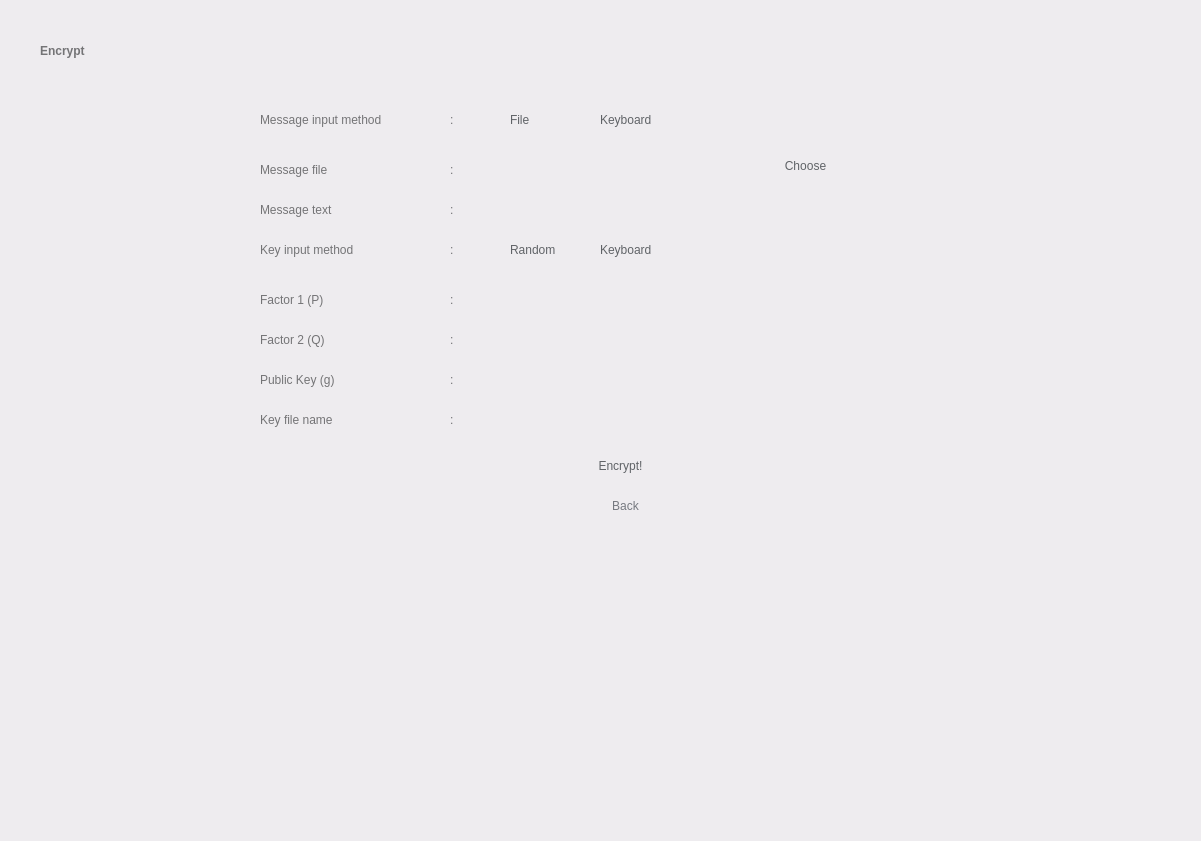
salsabiilashifa11/CryptoCalculator, file UI/Paillier/Paillier-encrypt.ui: the form before one commit.
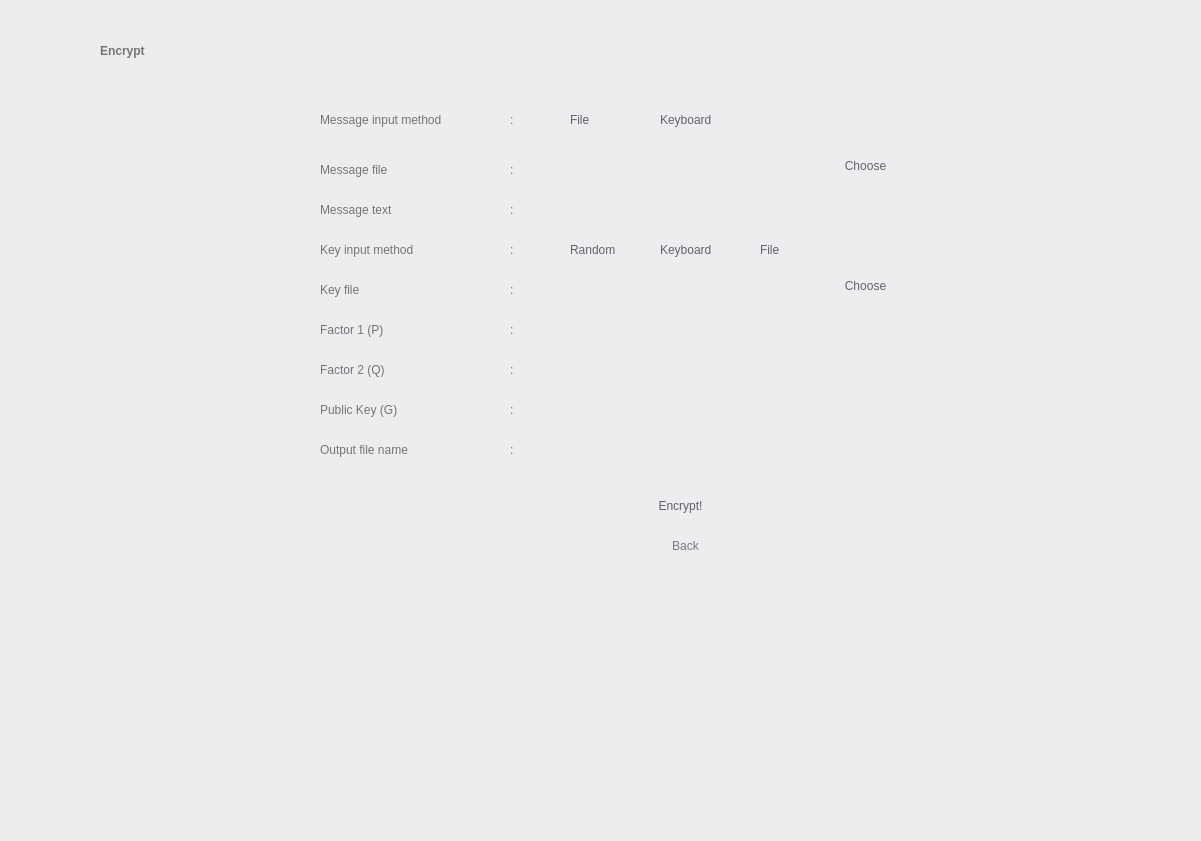
The form after the commit.

Commit message: add ui for paillier and rsa

The edit to the form file:
```diff
--- a/UI/Paillier/Paillier-encrypt.ui
+++ b/UI/Paillier/Paillier-encrypt.ui
@@ -33,7 +33,7 @@
    <widget class="QLabel" name="label">
     <property name="geometry">
      <rect>
-      <x>40</x>
+      <x>100</x>
       <y>30</y>
       <width>241</width>
       <height>41</height>
@@ -56,8 +56,8 @@
    <widget class="QPushButton" name="goButton">
     <property name="geometry">
      <rect>
-      <x>540</x>
-      <y>440</y>
+      <x>600</x>
+      <y>480</y>
       <width>161</width>
       <height>51</height>
      </rect>
@@ -75,7 +75,7 @@
    <widget class="QRadioButton" name="inputButton_1">
     <property name="geometry">
      <rect>
-      <x>490</x>
+      <x>550</x>
       <y>110</y>
       <width>61</width>
       <height>20</height>
@@ -101,7 +101,7 @@
    <widget class="QRadioButton" name="inputButton_2">
     <property name="geometry">
      <rect>
-      <x>580</x>
+      <x>640</x>
       <y>110</y>
       <width>101</width>
       <height>20</height>
@@ -124,7 +124,7 @@
    <widget class="QLineEdit" name="inputFileField">
     <property name="geometry">
      <rect>
-      <x>470</x>
+      <x>530</x>
       <y>150</y>
       <width>291</width>
       <height>31</height>
@@ -143,9 +143,9 @@
    <widget class="QLineEdit" name="stegoKeyField">
     <property name="geometry">
      <rect>
-      <x>470</x>
-      <y>280</y>
-      <width>201</width>
+      <x>530</x>
+      <y>310</y>
+      <width>291</width>
       <height>31</height>
      </rect>
     </property>
@@ -159,7 +159,7 @@
    <widget class="QLineEdit" name="inputKeyboardField">
     <property name="geometry">
      <rect>
-      <x>470</x>
+      <x>530</x>
       <y>190</y>
       <width>291</width>
       <height>31</height>
@@ -178,7 +178,7 @@
    <widget class="QPushButton" name="inputFileButton">
     <property name="geometry">
      <rect>
-      <x>770</x>
+      <x>830</x>
       <y>150</y>
       <width>71</width>
       <height>31</height>
@@ -197,7 +197,7 @@
    <widget class="QLabel" name="label_6">
     <property name="geometry">
      <rect>
-      <x>260</x>
+      <x>320</x>
       <y>110</y>
       <width>171</width>
       <height>20</height>
@@ -218,7 +218,7 @@
    <widget class="QLabel" name="label_7">
     <property name="geometry">
      <rect>
-      <x>260</x>
+      <x>320</x>
       <y>160</y>
       <width>171</width>
       <height>20</height>
@@ -239,7 +239,7 @@
    <widget class="QLabel" name="label_8">
     <property name="geometry">
      <rect>
-      <x>260</x>
+      <x>320</x>
       <y>200</y>
       <width>171</width>
       <height>20</height>
@@ -260,8 +260,8 @@
    <widget class="QLabel" name="label_10">
     <property name="geometry">
      <rect>
-      <x>260</x>
-      <y>290</y>
+      <x>320</x>
+      <y>320</y>
       <width>171</width>
       <height>20</height>
      </rect>
@@ -281,7 +281,7 @@
    <widget class="QLabel" name="label_12">
     <property name="geometry">
      <rect>
-      <x>450</x>
+      <x>510</x>
       <y>200</y>
       <width>16</width>
       <height>20</height>
@@ -302,7 +302,7 @@
    <widget class="QLabel" name="label_13">
     <property name="geometry">
      <rect>
-      <x>450</x>
+      <x>510</x>
       <y>160</y>
       <width>16</width>
       <height>20</height>
@@ -323,7 +323,7 @@
    <widget class="QLabel" name="label_15">
     <property name="geometry">
      <rect>
-      <x>450</x>
+      <x>510</x>
       <y>110</y>
       <width>16</width>
       <height>20</height>
@@ -344,8 +344,8 @@
    <widget class="QLabel" name="label_17">
     <property name="geometry">
      <rect>
-      <x>450</x>
-      <y>290</y>
+      <x>510</x>
+      <y>320</y>
       <width>16</width>
       <height>20</height>
      </rect>
@@ -365,8 +365,8 @@
    <widget class="QPushButton" name="backButton">
     <property name="geometry">
      <rect>
-      <x>590</x>
-      <y>490</y>
+      <x>650</x>
+      <y>530</y>
       <width>71</width>
       <height>31</height>
      </rect>
@@ -385,7 +385,7 @@
    <widget class="QLabel" name="label_9">
     <property name="geometry">
      <rect>
-      <x>260</x>
+      <x>320</x>
       <y>240</y>
       <width>171</width>
       <height>20</height>
@@ -406,7 +406,7 @@
    <widget class="QLabel" name="label_16">
     <property name="geometry">
      <rect>
-      <x>450</x>
+      <x>510</x>
       <y>240</y>
       <width>16</width>
       <height>20</height>
@@ -427,7 +427,7 @@
    <widget class="QRadioButton" name="inputButton_3">
     <property name="geometry">
      <rect>
-      <x>580</x>
+      <x>640</x>
       <y>240</y>
       <width>101</width>
       <height>20</height>
@@ -447,7 +447,7 @@
    <widget class="QRadioButton" name="inputButton_4">
     <property name="geometry">
      <rect>
-      <x>490</x>
+      <x>550</x>
       <y>240</y>
       <width>81</width>
       <height>20</height>
@@ -470,9 +470,9 @@
    <widget class="QLineEdit" name="stegoKeyField_2">
     <property name="geometry">
      <rect>
-      <x>470</x>
-      <y>320</y>
-      <width>201</width>
+      <x>530</x>
+      <y>350</y>
+      <width>291</width>
       <height>31</height>
      </rect>
     </property>
@@ -486,8 +486,8 @@
    <widget class="QLabel" name="label_14">
     <property name="geometry">
      <rect>
-      <x>260</x>
-      <y>330</y>
+      <x>320</x>
+      <y>360</y>
       <width>171</width>
       <height>20</height>
      </rect>
@@ -507,8 +507,8 @@
    <widget class="QLabel" name="label_19">
     <property name="geometry">
      <rect>
-      <x>450</x>
-      <y>330</y>
+      <x>510</x>
+      <y>360</y>
       <width>16</width>
       <height>20</height>
      </rect>
@@ -528,9 +528,9 @@
    <widget class="QLineEdit" name="stegoKeyField_3">
     <property name="geometry">
      <rect>
-      <x>470</x>
-      <y>360</y>
-      <width>201</width>
+      <x>530</x>
+      <y>390</y>
+      <width>291</width>
       <height>31</height>
      </rect>
     </property>
@@ -544,8 +544,8 @@
    <widget class="QLabel" name="label_11">
     <property name="geometry">
      <rect>
-      <x>260</x>
-      <y>370</y>
+      <x>320</x>
+      <y>400</y>
       <width>171</width>
       <height>20</height>
      </rect>
@@ -556,7 +556,7 @@
 color: rgb(116, 116, 118);</string>
     </property>
     <property name="text">
-     <string>Public Key (g)</string>
+     <string>Public Key (G)</string>
     </property>
     <property name="alignment">
      <set>Qt::AlignLeading|Qt::AlignLeft|Qt::AlignVCenter</set>
@@ -565,8 +565,8 @@
    <widget class="QLabel" name="label_18">
     <property name="geometry">
      <rect>
-      <x>450</x>
-      <y>370</y>
+      <x>510</x>
+      <y>400</y>
       <width>16</width>
       <height>20</height>
      </rect>
@@ -586,9 +586,9 @@
    <widget class="QLineEdit" name="stegoKeyField_5">
     <property name="geometry">
      <rect>
-      <x>470</x>
-      <y>400</y>
-      <width>201</width>
+      <x>530</x>
+      <y>430</y>
+      <width>291</width>
       <height>31</height>
      </rect>
     </property>
@@ -602,8 +602,8 @@
    <widget class="QLabel" name="label_31">
     <property name="geometry">
      <rect>
-      <x>260</x>
-      <y>410</y>
+      <x>320</x>
+      <y>440</y>
       <width>171</width>
       <height>20</height>
      </rect>
@@ -614,7 +614,7 @@
 color: rgb(116, 116, 118);</string>
     </property>
     <property name="text">
-     <string>Key file name</string>
+     <string>Output file name</string>
     </property>
     <property name="alignment">
      <set>Qt::AlignLeading|Qt::AlignLeft|Qt::AlignVCenter</set>
@@ -623,8 +623,8 @@
    <widget class="QLabel" name="label_30">
     <property name="geometry">
      <rect>
-      <x>450</x>
-      <y>410</y>
+      <x>510</x>
+      <y>440</y>
       <width>16</width>
       <height>20</height>
      </rect>
@@ -641,6 +641,122 @@
      <set>Qt::AlignLeading|Qt::AlignLeft|Qt::AlignVCenter</set>
     </property>
    </widget>
+   <widget class="QLineEdit" name="messageOutput">
+    <property name="geometry">
+     <rect>
+      <x>320</x>
+      <y>600</y>
+      <width>591</width>
+      <height>181</height>
+     </rect>
+    </property>
+    <property name="styleSheet">
+     <string notr="true">border-radius: 2px;
+padding-left: 10px;
+color: rgb(116, 116, 118);
+</string>
+    </property>
+   </widget>
+   <widget class="QRadioButton" name="inputButton_5">
+    <property name="geometry">
+     <rect>
+      <x>740</x>
+      <y>240</y>
+      <width>101</width>
+      <height>20</height>
+     </rect>
+    </property>
+    <property name="styleSheet">
+     <string notr="true">font: 15pt &quot;Product Sans&quot;;
+background-color: rgba(255, 255, 255, 0);
+border-radius: 4px;
+color: rgb(96, 99, 103);
+</string>
+    </property>
+    <property name="text">
+     <string>File</string>
+    </property>
+   </widget>
+   <widget class="QLabel" name="label_20">
+    <property name="geometry">
+     <rect>
+      <x>510</x>
+      <y>280</y>
+      <width>16</width>
+      <height>20</height>
+     </rect>
+    </property>
+    <property name="styleSheet">
+     <string notr="true">background-color: rgba(255, 255, 255, 0);
+font: 15pt &quot;Product Sans&quot;;
+color: rgb(116, 116, 118);</string>
+    </property>
+    <property name="text">
+     <string>:</string>
+    </property>
+    <property name="alignment">
+     <set>Qt::AlignLeading|Qt::AlignLeft|Qt::AlignVCenter</set>
+    </property>
+   </widget>
+   <widget class="QLineEdit" name="inputFileField_2">
+    <property name="geometry">
+     <rect>
+      <x>530</x>
+      <y>270</y>
+      <width>291</width>
+      <height>31</height>
+     </rect>
+    </property>
+    <property name="styleSheet">
+     <string notr="true">border-radius: 2px;
+padding-left: 10px;
+color: rgb(116, 116, 118);
+</string>
+    </property>
+    <property name="readOnly">
+     <bool>true</bool>
+    </property>
+   </widget>
+   <widget class="QLabel" name="label_21">
+    <property name="geometry">
+     <rect>
+      <x>320</x>
+      <y>280</y>
+      <width>171</width>
+      <height>20</height>
+     </rect>
+    </property>
+    <property name="styleSheet">
+     <string notr="true">background-color: rgba(255, 255, 255, 0);
+font: 15pt &quot;Product Sans&quot;;
+color: rgb(116, 116, 118);</string>
+    </property>
+    <property name="text">
+     <string>Key file</string>
+    </property>
+    <property name="alignment">
+     <set>Qt::AlignLeading|Qt::AlignLeft|Qt::AlignVCenter</set>
+    </property>
+   </widget>
+   <widget class="QPushButton" name="keyFileButton">
+    <property name="geometry">
+     <rect>
+      <x>830</x>
+      <y>270</y>
+      <width>71</width>
+      <height>31</height>
+     </rect>
+    </property>
+    <property name="styleSheet">
+     <string notr="true">font: 15pt &quot;Product Sans&quot;;
+color: rgb(96, 99, 103);
+border-radius: 15px;
+</string>
+    </property>
+    <property name="text">
+     <string>Choose</string>
+    </property>
+   </widget>
   </widget>
  </widget>
  <resources/>
```
Left out of the diff: 10 changed lines with no effect on the pictures. The commit also changes 22 other files.
